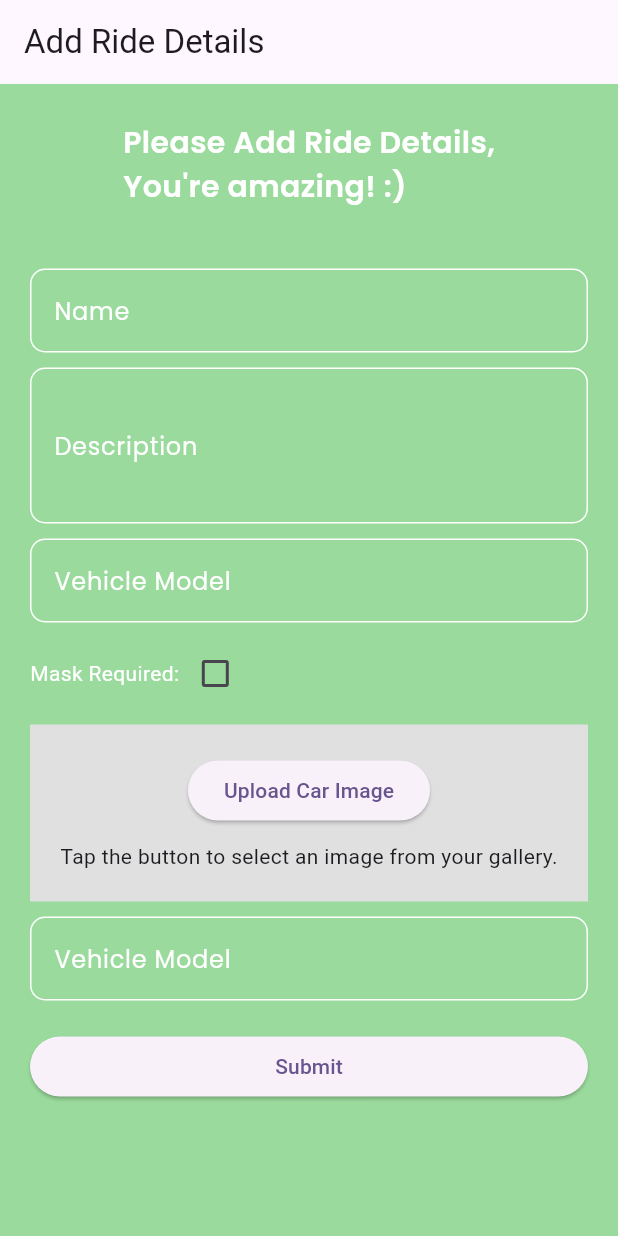
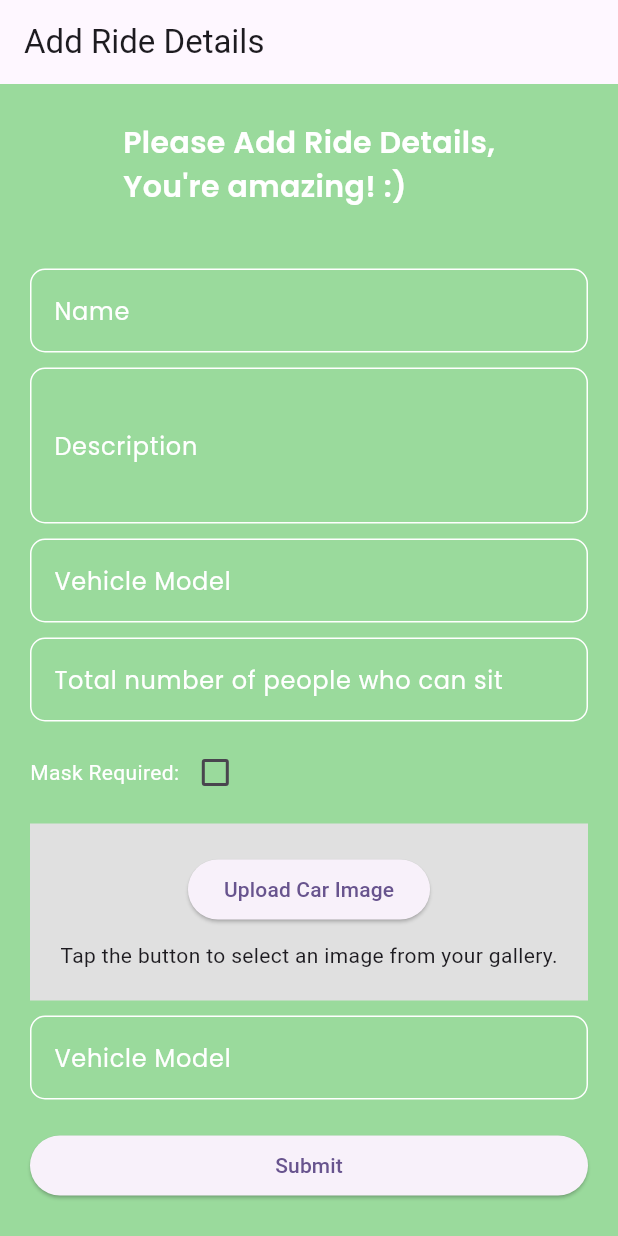
Before and after one commit to 0Armaan025/ecoride, a Flutter app: the AddRideScreen screen opened directly, after a tap on "Submit", on a phone screen of 412 x 824 dp. Run offline on Flutter 3.47's test engine with Material 2 defaults, Android fonts, the light colour scheme and no system bars; our stand-ins replace carousel_slider, cloud_firestore, firebase_auth, firebase_core, firebase_storage, flutter_dotenv and 5 more; missing offline and left inert: dart:ffi; accounts and stored records are empty.

Commit message:
added backende to driver

```diff
--- a/lib/features/rideshare/screens/vehicle_pooling/add_ride_screen.dart
+++ b/lib/features/rideshare/screens/vehicle_pooling/add_ride_screen.dart
@@ -1,3 +1,6 @@
+import 'package:cloud_firestore/cloud_firestore.dart';
+import 'package:firebase_auth/firebase_auth.dart';
+import 'package:firebase_storage/firebase_storage.dart';
 import 'package:flutter/material.dart';
 import 'package:google_fonts/google_fonts.dart';
 import 'package:image_picker/image_picker.dart';
@@ -19,7 +22,7 @@ class _AddRideScreenState extends State<AddRideScreen> {
   TextEditingController descriptionController = TextEditingController();
   TextEditingController carModelController = TextEditingController();
   TextEditingController diseasesController = TextEditingController();
-
+  TextEditingController totalPeople = TextEditingController();
   bool isMaskRequired = false;
   File? selectedImage;
 
@@ -127,6 +130,28 @@ class _AddRideScreenState extends State<AddRideScreen> {
               ),
             ),
             SizedBox(height: 10),
+            TextFormField(
+              controller: carModelController,
+              decoration: InputDecoration(
+                labelText: "Total number of people who can sit",
+                labelStyle: GoogleFonts.poppins(
+                  color: Colors.white,
+                ),
+                border: OutlineInputBorder(
+                  borderRadius: BorderRadius.circular(4),
+                  borderSide: const BorderSide(color: Colors.white),
+                ),
+                enabledBorder: OutlineInputBorder(
+                  borderRadius: BorderRadius.circular(10),
+                  borderSide: const BorderSide(color: Colors.white),
+                ),
+                focusedBorder: OutlineInputBorder(
+                  borderRadius: BorderRadius.circular(10),
+                  borderSide: const BorderSide(color: Colors.white),
+                ),
+              ),
+            ),
+            SizedBox(height: 10),
             Row(
               children: [
                 Text(
@@ -191,17 +216,30 @@ class _AddRideScreenState extends State<AddRideScreen> {
             ),
             SizedBox(height: 20),
             ElevatedButton(
-              onPressed: () {
+              onPressed: () async {
                 // Handle form submission here
                 String name = nameController.text;
                 String description = descriptionController.text;
                 String carModel = carModelController.text;
                 bool maskRequired = isMaskRequired;
                 String diseases = diseasesController.text;
-
+                String id = DateTime.now().millisecondsSinceEpoch.toString();
+                Reference ref =
+                    FirebaseStorage.instance.ref("rideImage/${id}.png");
+                await ref.putFile(selectedImage!);
+                String downloadURL = await ref.getDownloadURL();
                 // Use the selectedImage file for uploading the image
                 // and handle other form data as needed
-
+                FirebaseFirestore.instance.collection("Rides").doc(id).set({
+                  "name": name,
+                  "description": description,
+                  "carModel": carModel,
+                  "maxPeople": int.parse(totalPeople.text),
+                  "maskRequired": maskRequired,
+                  "disease": diseases,
+                  "ID": id,
+                  "publishedBy": FirebaseAuth.instance.currentUser!.uid,
+                });
                 // Reset form fields and selectedImage if needed
                 nameController.clear();
                 descriptionController.clear();
--- a/lib/main.dart
+++ b/lib/main.dart
@@ -36,10 +36,10 @@ class MyApp extends StatelessWidget {
         colorScheme: ColorScheme.fromSeed(seedColor: Colors.deepPurple),
         useMaterial3: true,
       ),
-      // home: FirebaseAuth.instance.currentUser == null
-      //     ? loginScreen()
-      //     : HomeScreen(),
-      home: HomeScreenNavigator(),
+      home: FirebaseAuth.instance.currentUser == null
+          ? loginScreen()
+          : HomeScreenNavigator(),
+      // home: HomeScreenNavigator(),
     );
   }
 }
```
